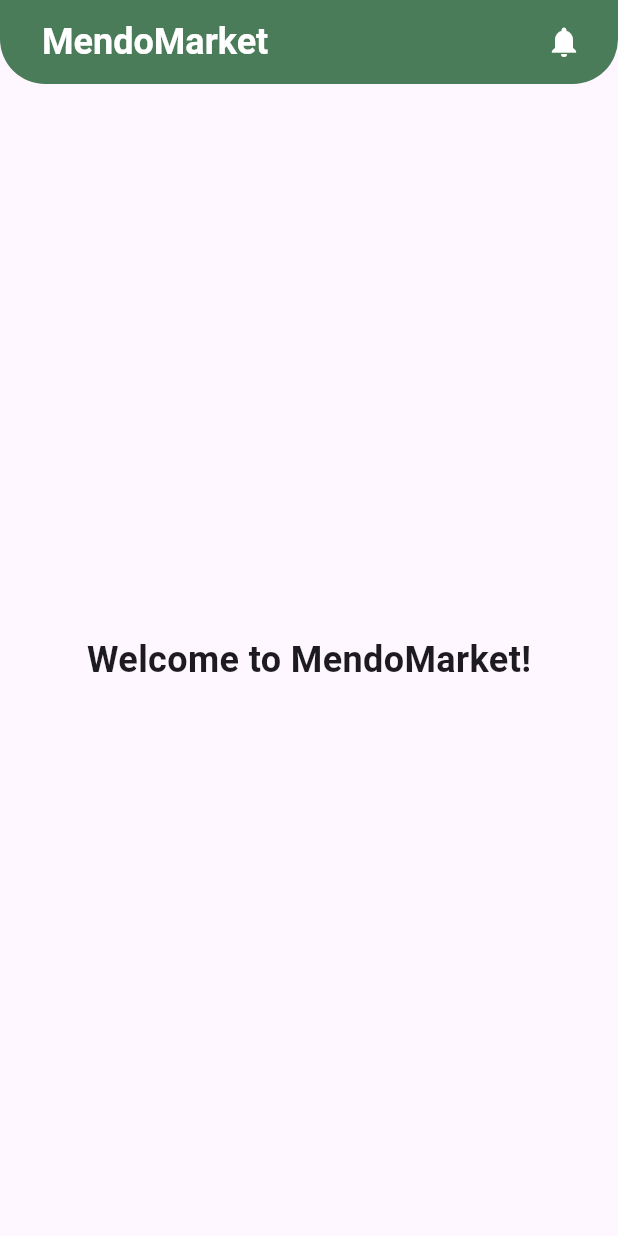
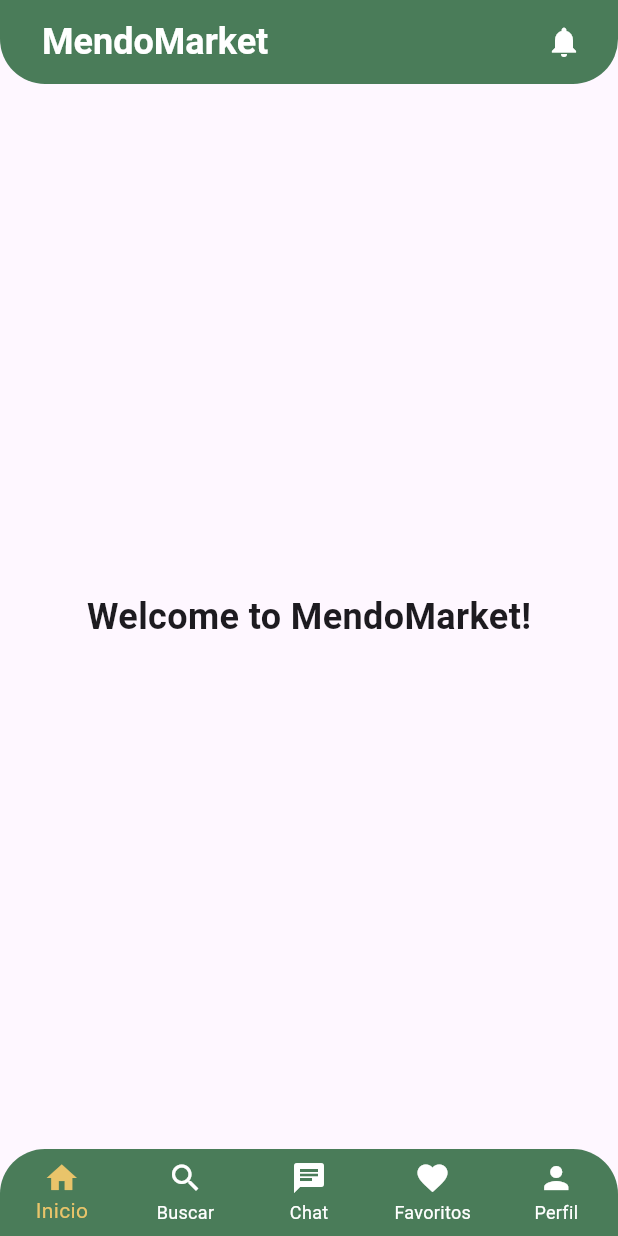
Before and after one commit to artumarinn/mendomarket, a Flutter app: the screen it shows after launch, on a phone screen of 412 x 824 dp. Run offline on Flutter 3.47's test engine with Material 3 defaults, Android fonts, the phone set to English and light mode, and no system bars.

Commit message:
NavigationBar

```diff
--- a/lib/features/home/home_page.dart
+++ b/lib/features/home/home_page.dart
@@ -1,8 +1,22 @@
 import 'package:flutter/material.dart';
 import 'package:mendomarket/widgets/common/custom_app_bar.dart';
+import 'package:mendomarket/widgets/common/custom_nav_bar.dart';
 
-class HomePage extends StatelessWidget {
+class HomePage extends StatefulWidget {
   const HomePage({super.key});
+
+    @override
+  State<HomePage> createState() => _HomePageState();
+}
+
+class _HomePageState extends State<HomePage> {
+  int _selectedIndex = 0;
+
+  void _onItemTapped(int index) {
+    setState(() {
+      _selectedIndex = index;
+    });
+  }
 
   @override
   Widget build(BuildContext context) {
@@ -14,6 +28,10 @@ class HomePage extends StatelessWidget {
           style: TextStyle(fontSize: 24, fontWeight: FontWeight.bold),
         ),
       ),
+      bottomNavigationBar: CustomNavBar(
+        currentIndex: _selectedIndex,
+        onTap: _onItemTapped,
+      ),
     );
   }
 }
--- a/lib/widgets/common/custom_nav_bar.dart
+++ b/lib/widgets/common/custom_nav_bar.dart
@@ -0,0 +1,42 @@
+import 'package:flutter/material.dart';
+import 'package:mendomarket/core/app_colors.dart';
+
+class CustomNavBar extends StatelessWidget {
+  final int currentIndex;
+  final Function(int) onTap;
+
+  const CustomNavBar({
+    super.key,
+    required this.currentIndex,
+    required this.onTap,
+  });
+
+  @override
+  Widget build(BuildContext context) {
+    return ClipRRect(
+      borderRadius: const BorderRadius.only(
+        topRight: Radius.circular(30),
+        topLeft: Radius.circular(30),
+      ),
+      child: Container(
+        color: AppColors.primaryColor,
+        child: BottomNavigationBar(
+          backgroundColor: Colors.transparent,
+          elevation: 0,
+          type: BottomNavigationBarType.fixed,
+          items: const <BottomNavigationBarItem>[
+            BottomNavigationBarItem(icon: Icon(Icons.home), label: 'Inicio'),
+            BottomNavigationBarItem(icon: Icon(Icons.search), label: 'Buscar'),
+            BottomNavigationBarItem(icon: Icon(Icons.chat), label: 'Chat'),
+            BottomNavigationBarItem(icon: Icon(Icons.favorite), label: 'Favoritos'),
+            BottomNavigationBarItem(icon: Icon(Icons.person), label: 'Perfil'),
+          ],
+          currentIndex: currentIndex,
+          selectedItemColor: AppColors.secondaryColor,
+          unselectedItemColor: AppColors.backgroundColor,
+          onTap: onTap,
+        ),
+      ),
+    );
+  }
+}
```
